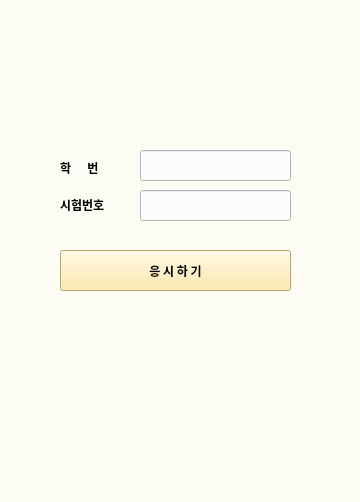
nolzaheo/WatchU, file student/MainWindow.ui: the form before one commit.
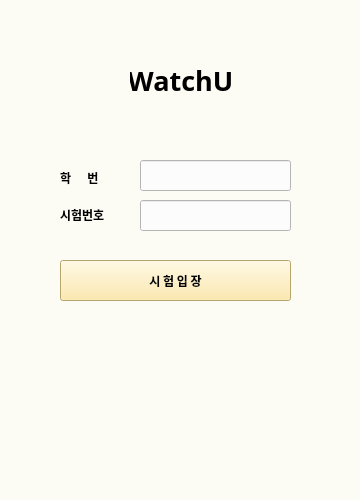
The form after the commit.

What changed in the file:
```diff
--- a/student/MainWindow.ui
+++ b/student/MainWindow.ui
@@ -2,6 +2,14 @@
 <ui version="4.0">
  <class>MainWindow</class>
  <widget class="QMainWindow" name="MainWindow">
+  <property name="geometry">
+   <rect>
+    <x>0</x>
+    <y>0</y>
+    <width>360</width>
+    <height>500</height>
+   </rect>
+  </property>
   <property name="minimumSize">
    <size>
     <width>360</width>
@@ -15,7 +23,7 @@
    <string>WatchU</string>
   </property>
   <property name="autoFillBackground">
-   <bool>true</bool>
+   <bool>false</bool>
   </property>
   <property name="styleSheet">
    <string notr="true">background-color:rgb(252, 252, 244)</string>
@@ -31,7 +39,7 @@
     <property name="geometry">
      <rect>
       <x>60</x>
-      <y>160</y>
+      <y>170</y>
       <width>64</width>
       <height>15</height>
      </rect>
@@ -51,7 +59,7 @@
     <property name="geometry">
      <rect>
       <x>60</x>
-      <y>197</y>
+      <y>207</y>
       <width>64</width>
       <height>15</height>
      </rect>
@@ -71,7 +79,7 @@
     <property name="geometry">
      <rect>
       <x>140</x>
-      <y>190</y>
+      <y>200</y>
       <width>151</width>
       <height>31</height>
      </rect>
@@ -92,7 +100,7 @@
     <property name="geometry">
      <rect>
       <x>60</x>
-      <y>250</y>
+      <y>260</y>
       <width>231</width>
       <height>41</height>
      </rect>
@@ -111,7 +119,7 @@
      <string notr="true">background-color:rgb(255, 230, 153)</string>
     </property>
     <property name="text">
-     <string>응 시 하 기</string>
+     <string>시 험 입 장</string>
     </property>
     <property name="autoDefault">
      <bool>true</bool>
@@ -124,7 +132,7 @@
     <property name="geometry">
      <rect>
       <x>140</x>
-      <y>150</y>
+      <y>160</y>
       <width>151</width>
       <height>31</height>
      </rect>
@@ -144,6 +152,30 @@
      <string notr="true">background-color:rgb(252, 252, 252)</string>
     </property>
    </widget>
+   <widget class="QLabel" name="title">
+    <property name="geometry">
+     <rect>
+      <x>130</x>
+      <y>60</y>
+      <width>101</width>
+      <height>41</height>
+     </rect>
+    </property>
+    <property name="font">
+     <font>
+      <family>나눔스퀘어_ac ExtraBold</family>
+      <pointsize>20</pointsize>
+      <weight>75</weight>
+      <bold>true</bold>
+     </font>
+    </property>
+    <property name="text">
+     <string>WatchU</string>
+    </property>
+    <property name="alignment">
+     <set>Qt::AlignCenter</set>
+    </property>
+   </widget>
   </widget>
   <widget class="QStatusBar" name="statusbar"/>
  </widget>
```
Left out of the diff: 4 changed lines with no effect on the pictures.
